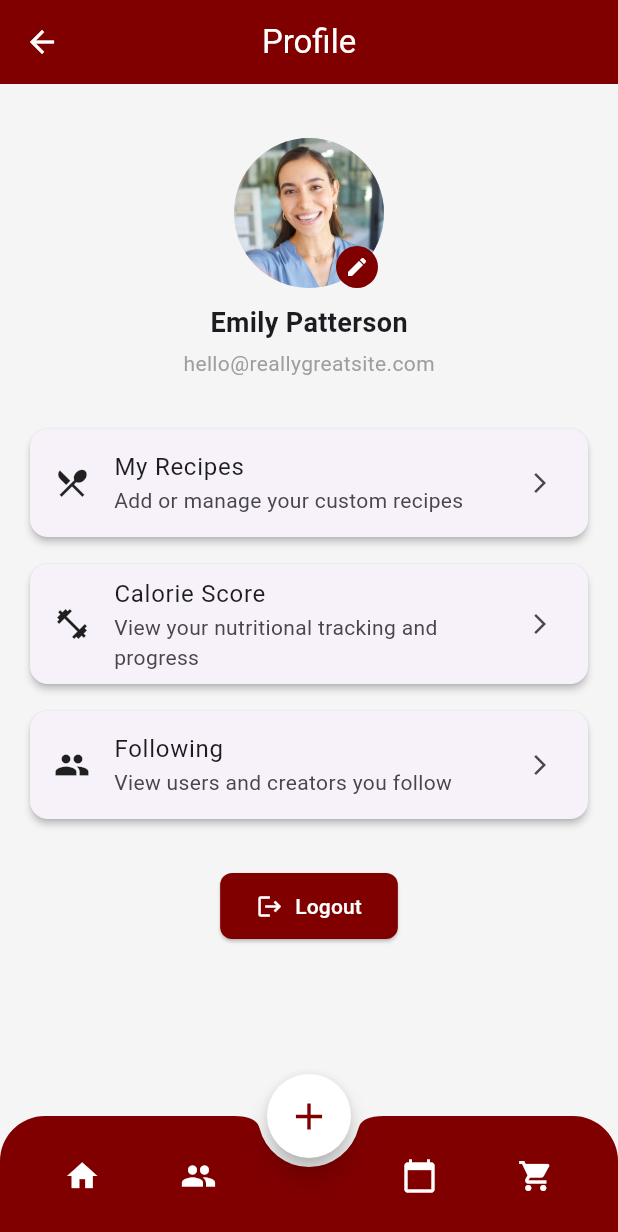
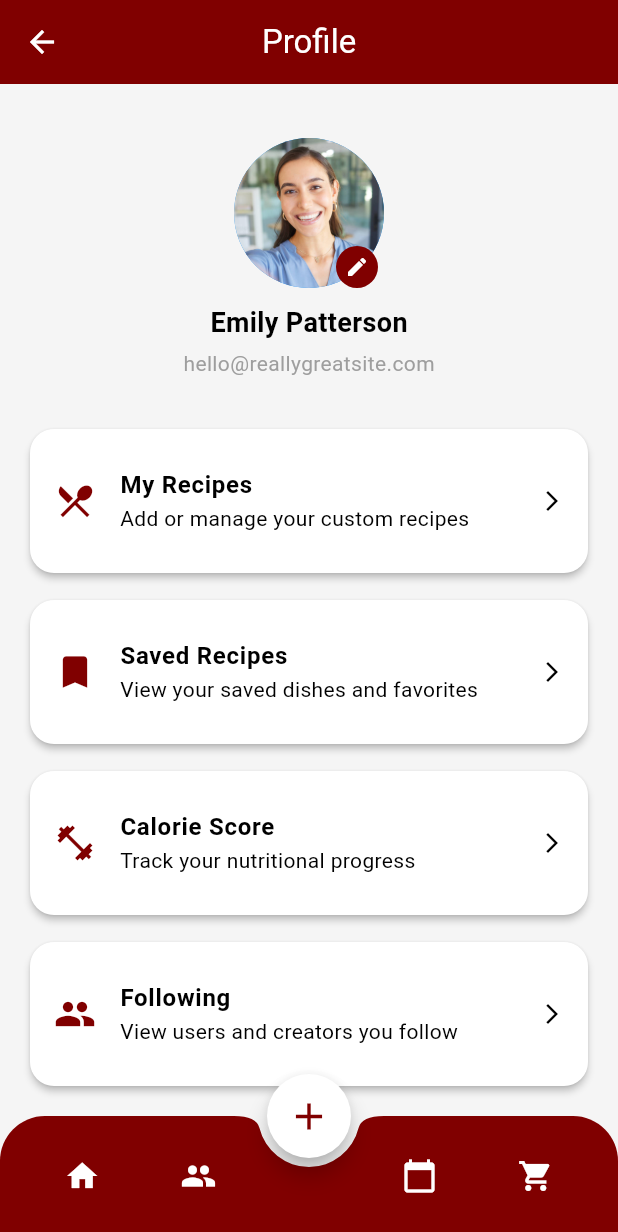
Before and after one commit to JanaKhammash3/DishDash, a Flutter app: the ProfileScreen screen opened directly, on a phone screen of 412 x 824 dp. Shown: the top 1232 px of the screen. Run offline on Flutter 3.47's test engine with Material 3 defaults, Android fonts, the phone set to English and light mode, and no system bars; our stand-ins replace flutter_rating_bar, geolocator, google_maps_flutter, lucide_icons; network calls fail; Roboto replaces fonts that are missing (Arial).

Commit message:
Modified on home,profile and added recipe screens

```diff
--- a/frontend/lib/screens/profile_screen.dart
+++ b/frontend/lib/screens/profile_screen.dart
@@ -3,6 +3,7 @@ import 'package:flutter/material.dart';
 import 'package:frontend/colors.dart';
 import 'package:frontend/screens/home_screen.dart';
 import 'package:frontend/screens/login_screen.dart';
+//import 'package:frontend/screens/saved_recipes_screen.dart'; // ✅ added import
 
 class ProfileScreen extends StatefulWidget {
   const ProfileScreen({super.key});
@@ -35,19 +36,17 @@ class _ProfileScreenState extends State<ProfileScreen> {
         elevation: 0,
       ),
 
-      // ✅ FAB centered and styled
       floatingActionButtonLocation: FloatingActionButtonLocation.centerDocked,
       floatingActionButton: FloatingActionButton(
         backgroundColor: Colors.white,
         shape: const CircleBorder(),
         elevation: 6,
         onPressed: () {
-          // Navigate to Add Recipe screen
+          // Add Recipe action
         },
         child: Icon(Icons.add, size: 30, color: maroon),
       ),
 
-      // ✅ Bottom Navigation Bar rounded + clean
       bottomNavigationBar: ClipRRect(
         borderRadius: const BorderRadius.only(
           topLeft: Radius.circular(30),
@@ -67,9 +66,7 @@ class _ProfileScreenState extends State<ProfileScreen> {
                   onPressed: () {
                     Navigator.pushReplacement(
                       context,
-                      MaterialPageRoute(
-                        builder: (context) => const HomeScreen(),
-                      ),
+                      MaterialPageRoute(builder: (_) => const HomeScreen()),
                     );
                   },
                 ),
@@ -79,7 +76,7 @@ class _ProfileScreenState extends State<ProfileScreen> {
                     // Navigate to Community
                   },
                 ),
-                const SizedBox(width: 40), // Spacer for FAB
+                const SizedBox(width: 40),
                 IconButton(
                   icon: const Icon(Icons.calendar_today, color: Colors.white),
                   onPressed: () {
@@ -98,13 +95,11 @@ class _ProfileScreenState extends State<ProfileScreen> {
         ),
       ),
 
-      // ✅ Body with bottom padding to reveal Logout button
       body: ListView(
         padding: const EdgeInsets.fromLTRB(16, 16, 16, 80),
         children: [
           const SizedBox(height: 20),
 
-          // 👤 Profile Info
           Center(
             child: Column(
               children: [
@@ -152,58 +147,52 @@ class _ProfileScreenState extends State<ProfileScreen> {
           const SizedBox(height: 30),
 
           // 🍽️ My Recipes
-          Card(
-            shape: RoundedRectangleBorder(
-              borderRadius: BorderRadius.circular(12),
-            ),
-            elevation: 2,
-            child: ListTile(
-              leading: const Icon(Icons.restaurant_menu, color: Colors.black87),
-              title: const Text('My Recipes'),
-              subtitle: const Text('Add or manage your custom recipes'),
-              trailing: const Icon(Icons.arrow_forward_ios, size: 16),
+          _buildProfileOption(
+            icon: Icons.restaurant_menu,
+            title: 'My Recipes',
+            subtitle: 'Add or manage your custom recipes',
             onTap: () {
-                // Navigate to custom recipes screen
+              // Navigate to My Recipes
             },
           ),
+
+          const SizedBox(height: 10),
+
+          // 💾 Saved Recipes
+          _buildProfileOption(
+            icon: Icons.bookmark,
+            title: 'Saved Recipes',
+            subtitle: 'View your saved dishes and favorites',
+            onTap: () {
+              /*Navigator.push(
+                context,
+                MaterialPageRoute(builder: (_) => const SavedRecipesScreen()),
+              );*/
+            },
           ),
+
           const SizedBox(height: 10),
 
           // 🥗 Calorie Score
-          Card(
-            shape: RoundedRectangleBorder(
-              borderRadius: BorderRadius.circular(12),
-            ),
-            elevation: 2,
-            child: ListTile(
-              leading: const Icon(Icons.fitness_center, color: Colors.black87),
-              title: const Text('Calorie Score'),
-              subtitle: const Text(
-                'View your nutritional tracking and progress',
-              ),
-              trailing: const Icon(Icons.arrow_forward_ios, size: 16),
+          _buildProfileOption(
+            icon: Icons.fitness_center,
+            title: 'Calorie Score',
+            subtitle: 'Track your nutritional progress',
             onTap: () {
-                // Navigate to calorie score screen
+              // Navigate to Calorie Score
             },
           ),
-          ),
+
           const SizedBox(height: 10),
 
           // 👥 Following
-          Card(
-            shape: RoundedRectangleBorder(
-              borderRadius: BorderRadius.circular(12),
-            ),
-            elevation: 2,
-            child: ListTile(
-              leading: const Icon(Icons.group, color: Colors.black87),
-              title: const Text('Following'),
-              subtitle: const Text('View users and creators you follow'),
-              trailing: const Icon(Icons.arrow_forward_ios, size: 16),
+          _buildProfileOption(
+            icon: Icons.group,
+            title: 'Following',
+            subtitle: 'View users and creators you follow',
             onTap: () {
-                // Navigate to following list screen
+              // Navigate to Following list
             },
-            ),
           ),
 
           const SizedBox(height: 30),
@@ -224,7 +213,7 @@ class _ProfileScreenState extends State<ProfileScreen> {
               onPressed: () {
                 Navigator.pushReplacement(
                   context,
-                  MaterialPageRoute(builder: (context) => const LoginScreen()),
+                  MaterialPageRoute(builder: (_) => const LoginScreen()),
                 );
               },
               icon: const Icon(Icons.logout, color: Colors.white),
@@ -238,4 +227,27 @@ class _ProfileScreenState extends State<ProfileScreen> {
       ),
     );
   }
+
+  Widget _buildProfileOption({
+    required IconData icon,
+    required String title,
+    required String subtitle,
+    required VoidCallback onTap,
+  }) {
+    return Card(
+      shape: RoundedRectangleBorder(borderRadius: BorderRadius.circular(16)),
+      elevation: 2,
+      child: ListTile(
+        contentPadding: const EdgeInsets.symmetric(
+          horizontal: 16,
+          vertical: 12,
+        ),
+        leading: Icon(icon, color: maroon, size: 28),
+        title: Text(title, style: const TextStyle(fontWeight: FontWeight.w600)),
+        subtitle: Text(subtitle),
+        trailing: const Icon(Icons.arrow_forward_ios, size: 16),
+        onTap: onTap,
+      ),
+    );
   }
+}
--- a/frontend/pubspec.yaml
+++ b/frontend/pubspec.yaml
@@ -18,6 +18,7 @@ dependencies:
   google_maps_flutter: ^2.6.0
   geolocator: ^11.0.0
   permission_handler: ^11.0.0
+  flutter_rating_bar: ^4.0.1
 
 dev_dependencies:
   flutter_test:
```
Also changed, not shown: frontend/lib/main.dart (+15 -11 lines), frontend/lib/screens/home_screen.dart (+44 -21 lines), frontend/lib/screens/recipe_detailed_screen.dart (added, +126 -0 lines), frontend/lib/screens/recipe_screen.dart (added, +164 -0 lines), frontend/assets/romaine .jpeg (added), frontend/pubspec.lock. Lines whose indentation alone changed are shown as unchanged.
